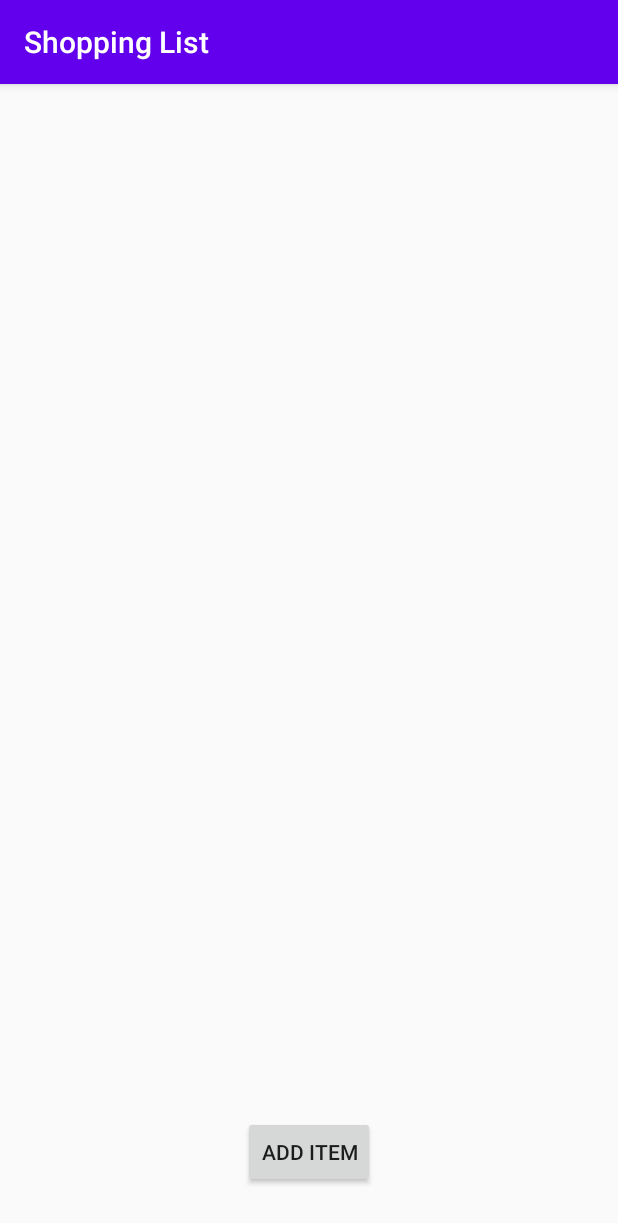
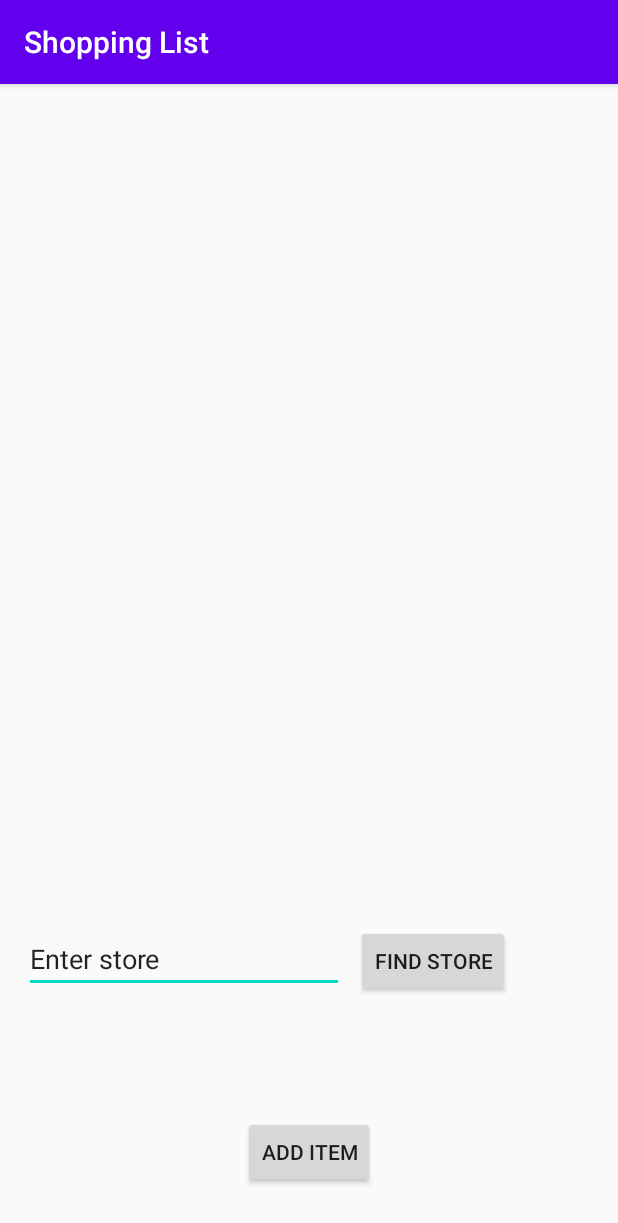
Before and after one commit to SPerekrestova/Shopping_List_Simple, an Android app: the screen it shows after launch (MainActivity), on a phone screen of 412 x 824 dp. Shown: the top 1223 px of the screen. Run offline under Robolectric (Android 15) with nearby library versions, the phone set to English and light mode, and no system bars.

Commit message:
Added implicit intent for location

```diff
--- a/app/src/main/java/com/example/shoppinglist/MainActivity.java
+++ b/app/src/main/java/com/example/shoppinglist/MainActivity.java
@@ -3,9 +3,11 @@ package com.example.shoppinglist;
 import androidx.appcompat.app.AppCompatActivity;
 
 import android.content.Intent;
+import android.net.Uri;
 import android.os.Bundle;
 import android.util.Log;
 import android.view.View;
+import android.widget.EditText;
 import android.widget.TextView;
 
 public class MainActivity extends AppCompatActivity {
@@ -14,6 +16,7 @@ public class MainActivity extends AppCompatActivity {
     public static final int TEXT_REQUEST = 1;
     private int textViewCount = 10;
     private TextView[] textViewArray = new TextView[textViewCount];
+    private EditText mStoreName;
 
 
     @Override
@@ -30,6 +33,7 @@ public class MainActivity extends AppCompatActivity {
         textViewArray[7] = findViewById(R.id.textView_8);
         textViewArray[8] = findViewById(R.id.textView_9);
         textViewArray[9] = findViewById(R.id.textView_10);
+        mStoreName = findViewById(R.id.store_location);
         // Restore the saved state.
         // See onSaveInstanceState() for what gets saved.
         if (savedInstanceState != null) {
@@ -83,4 +87,15 @@ public class MainActivity extends AppCompatActivity {
             }
         }
     }
+
+    public void findStore(View view) {
+        String store = mStoreName.getText().toString();
+        Uri addressUri = Uri.parse("geo:0,0?q=" + store);
+        Intent intent = new Intent(Intent.ACTION_VIEW, addressUri);
+        if (intent.resolveActivity(getPackageManager()) != null) {
+            startActivity(intent);
+        } else {
+            Log.d("ImplicitIntents", "Can't handle this intent!");
+        }
+    }
 }
--- a/app/src/main/res/layout/activity_main.xml
+++ b/app/src/main/res/layout/activity_main.xml
@@ -30,9 +30,9 @@
         android:textAppearance="@style/TextAppearance.AppCompat.Medium"
         android:textSize="24sp"
         android:textStyle="bold"
+        android:visibility="invisible"
         app:layout_constraintStart_toStartOf="parent"
-        app:layout_constraintTop_toBottomOf="@+id/textView_1"
-        android:visibility="invisible"/>
+        app:layout_constraintTop_toBottomOf="@+id/textView_1" />
 
     <TextView
         android:id="@+id/textView_3"
@@ -44,9 +44,9 @@
         android:textAppearance="@style/TextAppearance.AppCompat.Medium"
         android:textSize="24sp"
         android:textStyle="bold"
+        android:visibility="invisible"
         app:layout_constraintStart_toStartOf="parent"
-        app:layout_constraintTop_toBottomOf="@+id/textView_2"
-        android:visibility="invisible"/>
+        app:layout_constraintTop_toBottomOf="@+id/textView_2" />
 
     <TextView
         android:id="@+id/textView_4"
@@ -58,9 +58,9 @@
         android:textAppearance="@style/TextAppearance.AppCompat.Medium"
         android:textSize="24sp"
         android:textStyle="bold"
+        android:visibility="invisible"
         app:layout_constraintStart_toStartOf="parent"
-        app:layout_constraintTop_toBottomOf="@+id/textView_3"
-        android:visibility="invisible"/>
+        app:layout_constraintTop_toBottomOf="@+id/textView_3" />
 
     <TextView
         android:id="@+id/textView_5"
@@ -72,9 +72,9 @@
         android:textAppearance="@style/TextAppearance.AppCompat.Medium"
         android:textSize="24sp"
         android:textStyle="bold"
+        android:visibility="invisible"
         app:layout_constraintStart_toStartOf="parent"
-        app:layout_constraintTop_toBottomOf="@+id/textView_4"
-        android:visibility="invisible" />
+        app:layout_constraintTop_toBottomOf="@+id/textView_4" />
 
     <TextView
         android:id="@+id/textView_6"
@@ -86,9 +86,9 @@
         android:textAppearance="@style/TextAppearance.AppCompat.Medium"
         android:textSize="24sp"
         android:textStyle="bold"
+        android:visibility="invisible"
         app:layout_constraintStart_toStartOf="parent"
-        app:layout_constraintTop_toBottomOf="@+id/textView_5"
-        android:visibility="invisible"/>
+        app:layout_constraintTop_toBottomOf="@+id/textView_5" />
 
     <TextView
         android:id="@+id/textView_7"
@@ -100,9 +100,9 @@
         android:textAppearance="@style/TextAppearance.AppCompat.Medium"
         android:textSize="24sp"
         android:textStyle="bold"
+        android:visibility="invisible"
         app:layout_constraintStart_toStartOf="parent"
-        app:layout_constraintTop_toBottomOf="@+id/textView_6"
-        android:visibility="invisible"/>
+        app:layout_constraintTop_toBottomOf="@+id/textView_6" />
 
     <TextView
         android:id="@+id/textView_8"
@@ -114,9 +114,9 @@
         android:textAppearance="@style/TextAppearance.AppCompat.Medium"
         android:textSize="24sp"
         android:textStyle="bold"
+        android:visibility="invisible"
         app:layout_constraintStart_toStartOf="parent"
-        app:layout_constraintTop_toBottomOf="@+id/textView_7"
-        android:visibility="invisible"/>
+        app:layout_constraintTop_toBottomOf="@+id/textView_7" />
 
     <TextView
         android:id="@+id/textView_9"
@@ -128,9 +128,9 @@
         android:textAppearance="@style/TextAppearance.AppCompat.Medium"
         android:textSize="24sp"
         android:textStyle="bold"
+        android:visibility="invisible"
         app:layout_constraintStart_toStartOf="parent"
-        app:layout_constraintTop_toBottomOf="@+id/textView_8"
-        android:visibility="invisible"/>
+        app:layout_constraintTop_toBottomOf="@+id/textView_8" />
 
     <TextView
         android:id="@+id/textView_10"
@@ -142,19 +142,44 @@
         android:textAppearance="@style/TextAppearance.AppCompat.Medium"
         android:textSize="24sp"
         android:textStyle="bold"
+        android:visibility="invisible"
         app:layout_constraintStart_toStartOf="parent"
-        app:layout_constraintTop_toBottomOf="@+id/textView_9"
-        android:visibility="invisible"/>
+        app:layout_constraintTop_toBottomOf="@+id/textView_9" />
 
     <Button
         android:id="@+id/btn_add_item"
         android:layout_width="wrap_content"
         android:layout_height="wrap_content"
         android:layout_marginBottom="32dp"
+        android:onClick="launchSecondActivity"
         android:text="@string/add_item"
-        android:onClick="launchSecondActivity"
         app:layout_constraintBottom_toBottomOf="parent"
         app:layout_constraintEnd_toEndOf="parent"
         app:layout_constraintStart_toStartOf="parent" />
 
+    <EditText
+        android:id="@+id/store_location"
+        android:layout_width="wrap_content"
+        android:layout_height="wrap_content"
+        android:layout_marginStart="16dp"
+        android:layout_marginLeft="16dp"
+        android:layout_marginBottom="8dp"
+        android:ems="10"
+        android:inputType="textPersonName"
+        android:text="@string/enter_store"
+        app:layout_constraintBottom_toTopOf="@+id/btn_add_item"
+        app:layout_constraintStart_toStartOf="parent"
+        app:layout_constraintTop_toBottomOf="@+id/textView_10" />
+
+    <Button
+        android:id="@+id/button_store"
+        android:layout_width="wrap_content"
+        android:layout_height="wrap_content"
+        android:layout_marginStart="8dp"
+        android:layout_marginLeft="8dp"
+        android:onClick="findStore"
+        android:text="@string/find_store"
+        app:layout_constraintBaseline_toBaselineOf="@+id/store_location"
+        app:layout_constraintStart_toEndOf="@+id/store_location" />
+
 </androidx.constraintlayout.widget.ConstraintLayout>
--- a/app/src/main/res/values/strings.xml
+++ b/app/src/main/res/values/strings.xml
@@ -14,4 +14,6 @@
     <string name="tomatoes">tomatoes</string>
     <string name="bananas">bananas</string>
     <string name="milk">milk</string>
+    <string name="enter_store">Enter store</string>
+    <string name="find_store">Find store</string>
 </resources>
```
